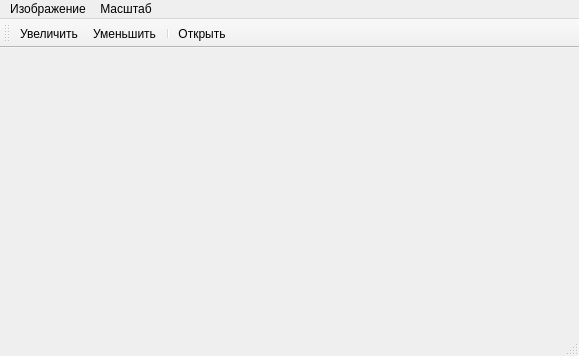
swstwix/Hyst, file mainwindow.ui: the form before one commit.
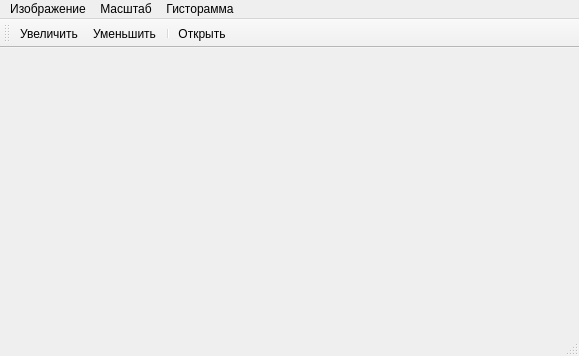
The form after the commit. Icons and pictures are not drawn.

```diff
--- a/mainwindow.ui
+++ b/mainwindow.ui
@@ -40,8 +40,16 @@
     <addaction name="ZoomInAction"/>
     <addaction name="ZoomOutAction"/>
    </widget>
+   <widget class="QMenu" name="menu_3">
+    <property name="title">
+     <string>Гисторамма</string>
+    </property>
+    <addaction name="BuildHystoramAction"/>
+    <addaction name="NormalizeHystAction"/>
+   </widget>
    <addaction name="menu"/>
    <addaction name="menu_2"/>
+   <addaction name="menu_3"/>
   </widget>
   <widget class="QToolBar" name="mainToolBar">
    <attribute name="toolBarArea">
```
Left out of the diff: 14 changed lines with no effect on the pictures.
